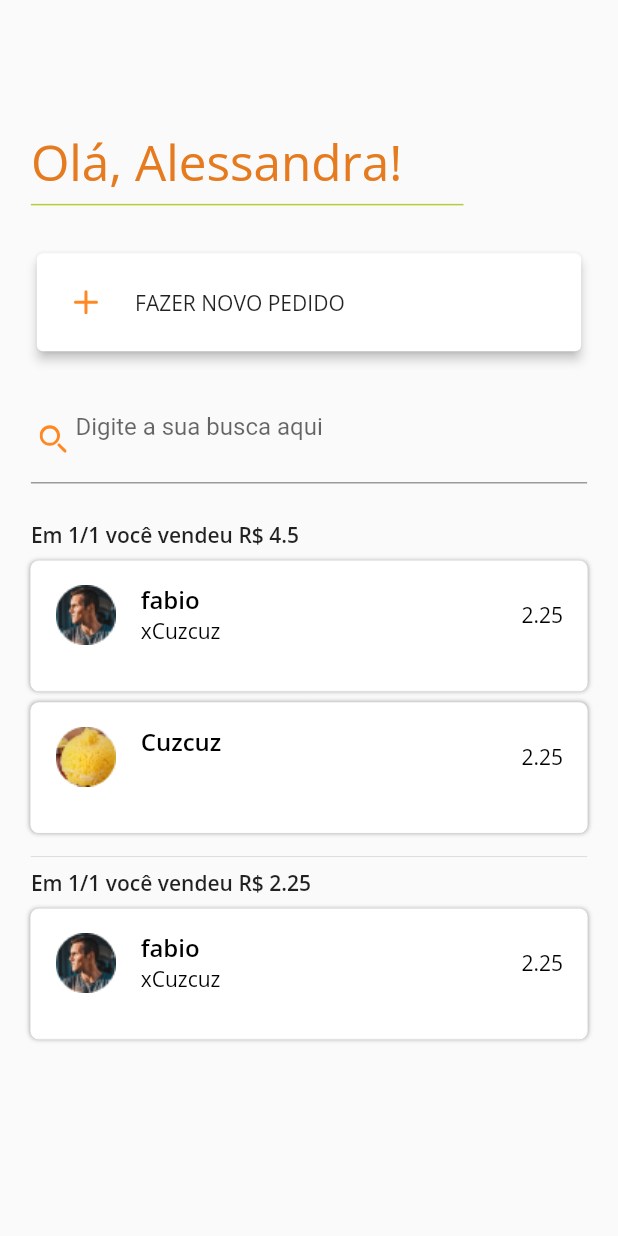
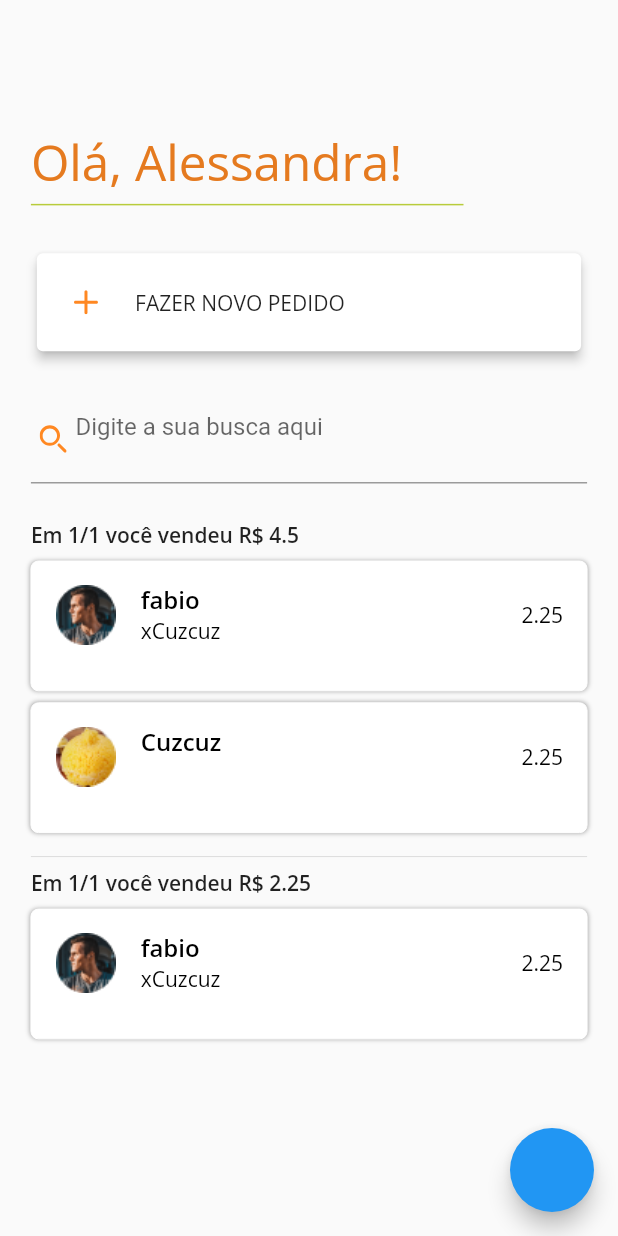
Before and after one commit to fdaniel13/desafio_flutter_mobile, a Flutter app: the Historic screen opened by its route, on a phone screen of 412 x 824 dp. Run offline on Flutter 3.47's test engine with Material 2 defaults, Android fonts, the phone set to English and light mode, and no system bars; our stand-ins replace flutter_mobx, flutter_svg, google_fonts, mobx, table_calendar; missing offline and left inert: dart:ffi; generated files the repository leaves out were written again.

Commit message:
criação de um Map<dia,lista de pedidos> e atualizando lógica Finalizando Pedido

```diff
--- a/lib/components/components.dart
+++ b/lib/components/components.dart
@@ -375,20 +375,23 @@ mixin ComponentsPage{
               ),
               Padding(
                 padding: const EdgeInsets.only(bottom:8.0),
-                child: cardCustom(context,productSolicitation.client.name,productSolicitation.client.urlPicture,'${productSolicitation.product[index].price}',
+                child: cardCustom(context,productSolicitation.client.name,productSolicitation.client.urlPicture,
+                    '${productSolicitation.product[index].price}',
                     Colors.white,
                   subText: 'x${productSolicitation.product[index].name}'
                 ),
               )
             ],
-          ): Padding(padding: const EdgeInsets.only(bottom:8.0),child:cardCustom(context,productSolicitation.product[index].name,productSolicitation.product[index].urlPicture,'${productSolicitation.product[index].price}',Colors.white));
+          ): Padding(padding: const EdgeInsets.only(bottom:8.0),
+              child:cardCustom(context,productSolicitation.product[index].name,
+                  productSolicitation.product[index].urlPicture,'${productSolicitation.product[index].price}',Colors.white));
         });
   }
 
   Widget customListGroupHistoric(List<ProductSolicitation> productSolicitation){
 
     return ListView.separated(
-      physics: NeverScrollableScrollPhysics(),
+      //physics: NeverScrollableScrollPhysics(),
       itemCount:productSolicitation.length ,
       separatorBuilder: (context,index){
         return Divider();
--- a/lib/models/productSolicitation.dart
+++ b/lib/models/productSolicitation.dart
@@ -10,8 +10,9 @@ class ProductSolicitation{
   Map<int,Product> _productOrder;
   DateTime _date;
   double _total;
+  List<int> _quantPro;
 
-  ProductSolicitation(this._client,this._product,this._date,this._total);
+  ProductSolicitation(this._client,this._product,this._date,this._total,this._quantPro);
 
    set client(Client client)=>this._client=client;
    set product(List<Product> product)=>this._product=product;
@@ -21,6 +22,8 @@ class ProductSolicitation{
   Client get client=>this._client;
   List<Product> get product=>this._product;
   DateTime get date=>this._date;
+  double get total =>this._total;
+  List<int> get quantPro=>this._quantPro;
 
 
   //possivel função do viewModel
--- a/lib/pages/homePage/view/historicView/historic.dart
+++ b/lib/pages/homePage/view/historicView/historic.dart
@@ -20,9 +20,17 @@ class _HistoricState extends State<Historic> with ComponentsPage{
     double sizeH = MediaQuery.of(this.context).size.height;
 
     return Scaffold(
+      floatingActionButton: FloatingActionButton(
+        onPressed: (){
+          print(homeStore.historicProduct.length);
+          print(homeStore.historicProduct.last.total);
+          print(homeStore.historicProduct.last.client.name);
+          print(homeStore.totalPriceDay);
+        },
+      ),
       body:SingleChildScrollView(
         child: Container(
-            height: 2*sizeH,
+            height: 1.5*sizeH,
             width: sizeW,
             padding: EdgeInsets.only(right:sizeW*0.05, left:sizeW*0.05 ),
             color:Color(0xffFAFAFA),
@@ -53,7 +61,7 @@ class _HistoricState extends State<Historic> with ComponentsPage{
                     ),
                     Container(
                       width: sizeW,
-                      height: sizeH*0.56,
+                      height: sizeH,
                       padding: EdgeInsets.only(top:sizeH*0.03),
                       child:Observer(
                         builder: (_){
```
Also changed, not shown: lib/pages/endOrderedPage/viewModel/endOrderedViewModel.dart (+9 -1 lines), lib/pages/homePage/store/homeStore.dart (+39 -5 lines), lib/pages/homePage/store/homeStore.g.dart.
